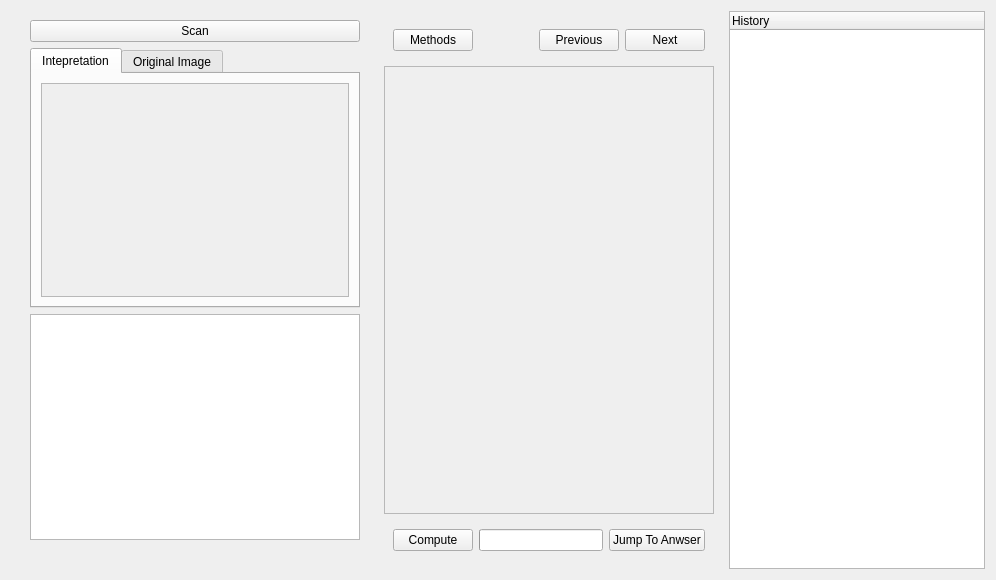
Above: gui/solution_widget.ui from louis845/COMP2012H_Project before the change. Below: the same form after it.
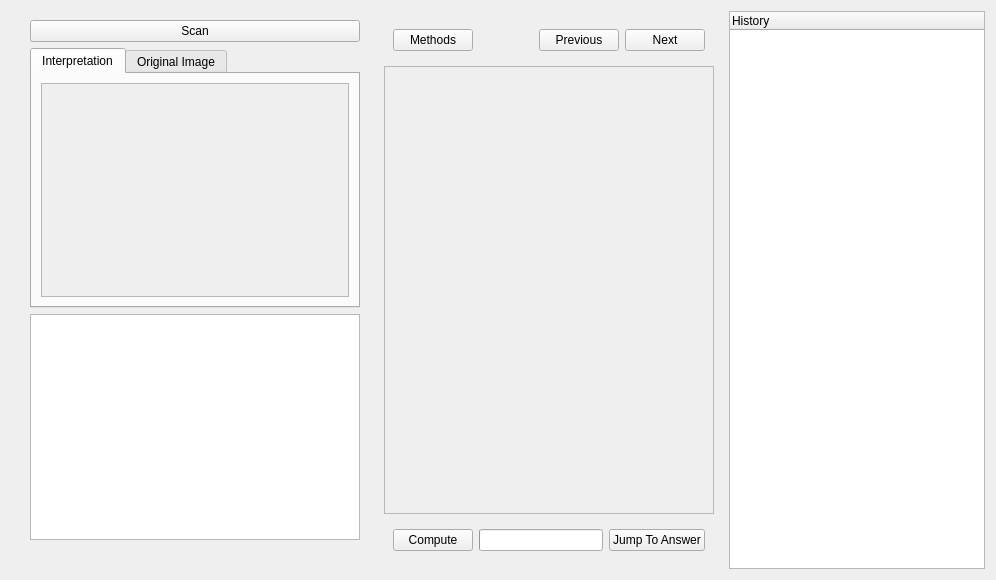
That is the form after the change.

```diff
--- a/gui/solution_widget.ui
+++ b/gui/solution_widget.ui
@@ -62,7 +62,7 @@
         </property>
         <widget class="QWidget" name="tab">
          <attribute name="title">
-          <string>Intepretation</string>
+          <string>Interpretation</string>
          </attribute>
          <layout class="QHBoxLayout" name="horizontalLayout_4">
           <item>
@@ -246,7 +246,7 @@
          <item>
           <widget class="QPushButton" name="jump_btn">
            <property name="text">
-            <string>Jump To Anwser</string>
+            <string>Jump To Answer</string>
            </property>
           </widget>
          </item>
```
Left out of the diff: 2 changed lines with no effect on the pictures.
